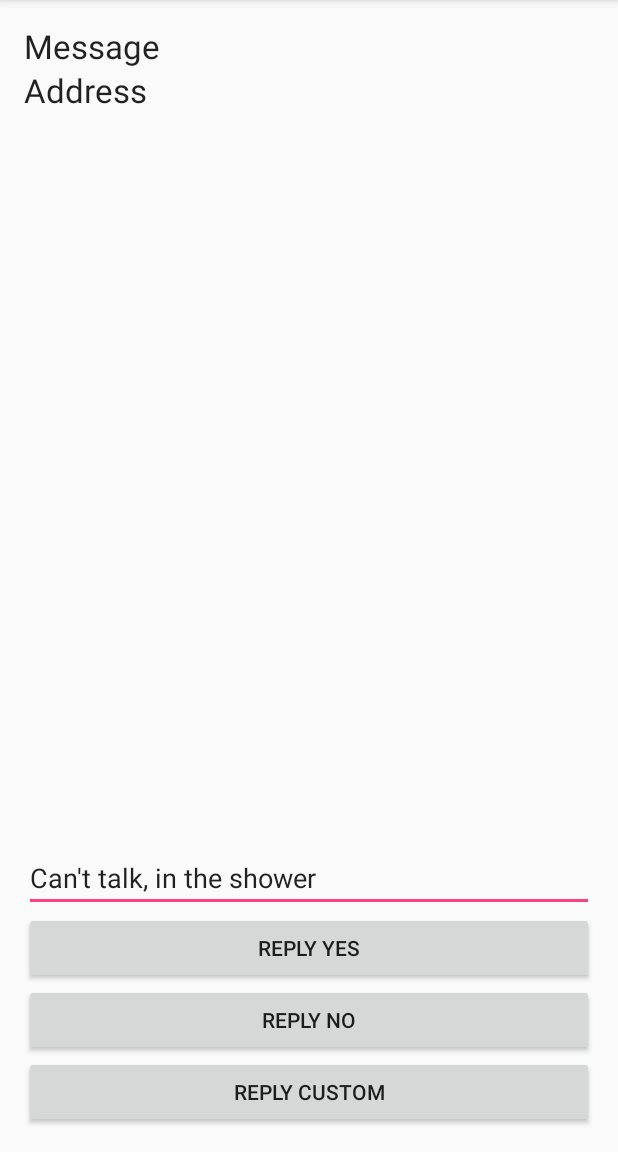
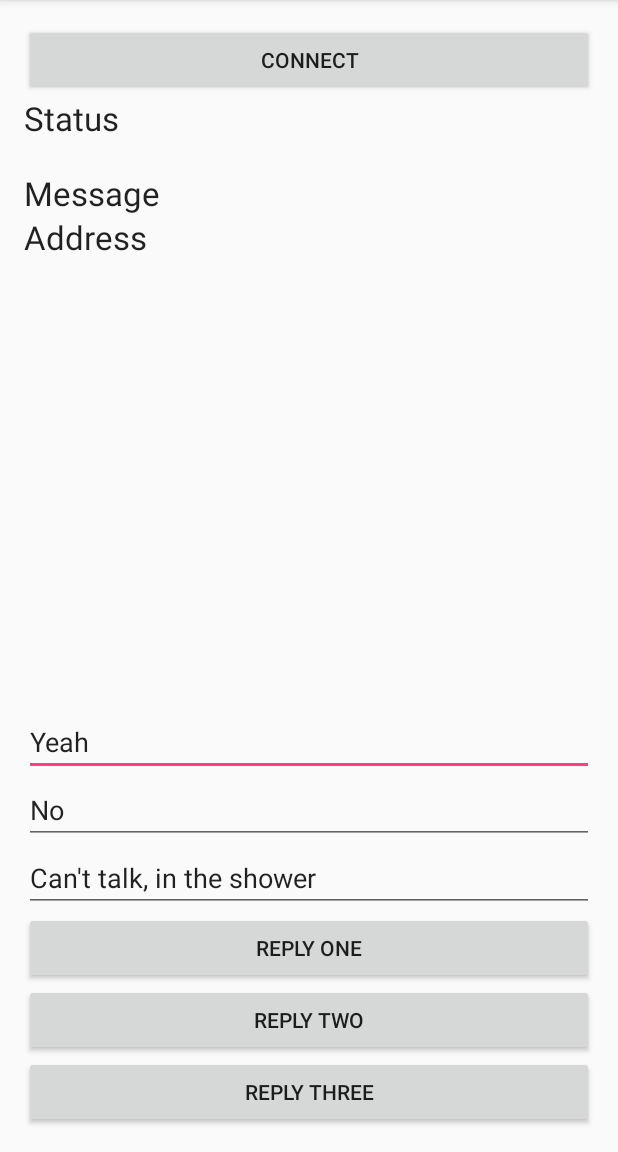
Before and after one commit to justincasali/Device-Controller, an Android app: the screen it shows after launch (MainActivity), on a phone screen of 412 x 824 dp, the part 84-1236 px from its top. Run offline under Robolectric (Android 15) with nearby library versions, the phone set to English and light mode, and no system bars; libraries missing offline, so code that uses them is left out: app.akexorcist.bluetotohspp; 1 statement that could not run was skipped.

Commit message:
Added Bluetooth

```diff
--- a/Android/app/build.gradle
+++ b/Android/app/build.gradle
@@ -24,4 +24,5 @@ dependencies {
     compile fileTree(dir: 'libs', include: ['*.jar'])
     testCompile 'junit:junit:4.12'
     compile 'com.android.support:appcompat-v7:23.2.1'
+    compile 'com.akexorcist:bluetoothspp:1.0.0'
 }
--- a/Android/app/src/main/AndroidManifest.xml
+++ b/Android/app/src/main/AndroidManifest.xml
@@ -4,6 +4,7 @@
 
     <uses-permission android:name="android.permission.RECEIVE_SMS" />
     <uses-permission android:name="android.permission.SEND_SMS" />
+    <activity android:name="app.akexorcist.bluetoothspp.DeviceList" />
 
     <application
         android:allowBackup="true"
--- a/Android/app/src/main/java/ecen/devicecontroller/MainActivity.java
+++ b/Android/app/src/main/java/ecen/devicecontroller/MainActivity.java
@@ -1,5 +1,6 @@
 package ecen.devicecontroller;
 
+import android.app.Activity;
 import android.content.BroadcastReceiver;
 import android.content.Context;
 import android.content.Intent;
@@ -10,24 +11,28 @@ import android.os.Bundle;
 
 import android.telephony.SmsManager;
 import android.telephony.SmsMessage;
-import android.util.Log;
 import android.view.View;
 import android.widget.EditText;
 import android.widget.TextView;
+
+import app.akexorcist.bluetotohspp.library.*;
 
 // Source: http://codetheory.in/android-sms/
 
 public class MainActivity extends AppCompatActivity {
 
+    private BluetoothSPP bluetooth;
+
     private String phoneNumber = null;
     private SmsManager smsManager;
 
-    private TextView textMessage;
-    private TextView textAddress;
-    private EditText textCustom;
+    private TextView textMessage, textAddress, textStatus;
+    private EditText text1, text2, text3;
+
+    // Bool used to check if bluetooth is connected before data is sent
+    boolean isConnected = false;
 
     private IntentFilter filter = new IntentFilter(Telephony.Sms.Intents.SMS_RECEIVED_ACTION);
-    private String TAG = MainActivity.class.getSimpleName();
     private BroadcastReceiver receiver = new BroadcastReceiver() {
         @Override
         public void onReceive(Context context, Intent intent) {
@@ -35,8 +40,6 @@ public class MainActivity extends AppCompatActivity {
             Bundle bundle = intent.getExtras();
 
             SmsMessage[] msgs = null;
-
-            String str = "";
 
             if (bundle != null) {
                 // Retrieve the SMS Messages received
@@ -47,20 +50,23 @@ public class MainActivity extends AppCompatActivity {
                 for (int i=0; i < msgs.length; i++) {
                     // Convert Object array
                     msgs[i] = SmsMessage.createFromPdu((byte[]) pdus[i]);
-                    // Sender's phone number
-                    str += "SMS from " + msgs[i].getOriginatingAddress() + " : ";
-                    // Fetch the text message
-                    str += msgs[i].getMessageBody().toString();
-                    // Newline <img src="http://codetheory.in/wp-includes/images/smilies/simple-smile.png" alt=":-)" class="wp-smiley" style="height: 1em; max-height: 1em;">
-                    str += "\n";
                 }
 
-                // Display the entire SMS Message
-                Log.d(TAG, str);
+                // Index of last message
+                int lastIndex = msgs.length - 1;
 
-                textMessage.setText(msgs[0].getMessageBody());
-                textAddress.setText(msgs[0].getOriginatingAddress());
-                phoneNumber = msgs[0].getOriginatingAddress();
+                // First message in array
+                textMessage.setText(msgs[lastIndex].getMessageBody());
+                textAddress.setText(msgs[lastIndex].getOriginatingAddress());
+                phoneNumber = msgs[lastIndex].getOriginatingAddress();
+
+                if (isConnected) {
+                    byte[] data = {0x74};
+                    bluetooth.send(data, false);
+                    bluetooth.send(msgs[lastIndex].getOriginatingAddress(), false);
+                    bluetooth.send(msgs[lastIndex].getMessageBody(), false);
+                }
+
             }
         }
     };
@@ -69,24 +75,66 @@ public class MainActivity extends AppCompatActivity {
     protected void onCreate(Bundle savedInstanceState) {
         super.onCreate(savedInstanceState);
         setContentView(R.layout.activity_main);
+
         textMessage = (TextView) findViewById(R.id.textMessage);
         textAddress = (TextView) findViewById(R.id.textAddress);
-        textCustom = (EditText) findViewById(R.id.editTextCustom);
+        textStatus = (TextView) findViewById(R.id.textStatus);
+        text1 = (EditText) findViewById(R.id.editText1);
+        text2 = (EditText) findViewById(R.id.editText2);
+        text3 = (EditText) findViewById(R.id.editText3);
 
         this.registerReceiver(receiver, filter);
         smsManager = SmsManager.getDefault();
+
+        bluetooth = new BluetoothSPP(getApplicationContext());
     }
 
-    public void replyYes(View view) {
-        if (phoneNumber != null) smsManager.sendTextMessage(phoneNumber, null, "Yes", null, null);
+    public void onActivityResult(int requestCode, int resultCode, Intent data) {
+        if (requestCode == BluetoothState.REQUEST_CONNECT_DEVICE) {
+            if (resultCode == Activity.RESULT_OK) {
+                bluetooth.setupService();
+                bluetooth.startService(BluetoothState.DEVICE_OTHER);
+                bluetooth.connect(data);
+            }
+        }
     }
 
-    public void replyNo(View view) {
-        if (phoneNumber != null) smsManager.sendTextMessage(phoneNumber, null, "No", null, null);
+    public void connect(View view) {
+        if (!bluetooth.isBluetoothEnabled() || !bluetooth.isBluetoothAvailable()) return;
+        Intent intent = new Intent(getApplicationContext(), DeviceList.class);
+        startActivityForResult(intent, BluetoothState.REQUEST_CONNECT_DEVICE);
+
+        bluetooth.setBluetoothConnectionListener(new BluetoothSPP.BluetoothConnectionListener() {
+            @Override
+            public void onDeviceConnected(String name, String address) {
+                textStatus.setText("Connected");
+                isConnected = true;
+            }
+
+            @Override
+            public void onDeviceDisconnected() {
+                textStatus.setText("Disconnected");
+                isConnected = false;
+            }
+
+            @Override
+            public void onDeviceConnectionFailed() {
+                textStatus.setText("Failed");
+                isConnected = false;
+            }
+        });
     }
 
-    public void replyCustom(View view) {
-        if (phoneNumber != null) smsManager.sendTextMessage(phoneNumber, null, textCustom.getText().toString(), null, null);
+    public void reply1(View view) {
+        if (phoneNumber != null) smsManager.sendTextMessage(phoneNumber, null, text1.getText().toString(), null, null);
+    }
+
+    public void reply2(View view) {
+        if (phoneNumber != null) smsManager.sendTextMessage(phoneNumber, null, text2.getText().toString(), null, null);
+    }
+
+    public void reply3(View view) {
+        if (phoneNumber != null) smsManager.sendTextMessage(phoneNumber, null, text3.getText().toString(), null, null);
     }
 
 }
--- a/Android/app/src/main/res/layout/activity_main.xml
+++ b/Android/app/src/main/res/layout/activity_main.xml
@@ -9,15 +9,36 @@
     android:paddingTop="@dimen/activity_vertical_margin"
     tools:context="ecen.devicecontroller.MainActivity">
 
+    <Button
+        android:layout_width="wrap_content"
+        android:layout_height="wrap_content"
+        android:text="Connect"
+        android:id="@+id/buttonConnect"
+        android:layout_alignParentTop="true"
+        android:layout_alignParentStart="true"
+        android:layout_alignEnd="@+id/editText1"
+        android:onClick="connect" />
+
+    <TextView
+        android:layout_width="wrap_content"
+        android:layout_height="wrap_content"
+        android:textAppearance="?android:attr/textAppearanceLarge"
+        android:text="Status"
+        android:id="@+id/textStatus"
+        android:layout_below="@+id/buttonConnect"
+        android:layout_alignParentStart="true"
+        android:layout_alignEnd="@+id/buttonConnect" />
+
     <TextView
         android:layout_width="wrap_content"
         android:layout_height="wrap_content"
         android:textAppearance="?android:attr/textAppearanceLarge"
         android:text="Message"
         android:id="@+id/textMessage"
-        android:layout_alignParentTop="true"
+        android:layout_marginTop="50dp"
+        android:layout_below="@+id/buttonConnect"
         android:layout_alignParentStart="true"
-        android:layout_alignParentEnd="true" />
+        android:layout_alignEnd="@+id/buttonConnect" />
 
     <TextView
         android:layout_width="wrap_content"
@@ -29,43 +50,62 @@
         android:layout_alignParentStart="true"
         android:layout_alignParentEnd="true" />
 
-    <Button
+    <EditText
         android:layout_width="wrap_content"
         android:layout_height="wrap_content"
-        android:text="Reply Yes"
-        android:id="@+id/buttonReplyYes"
-        android:onClick="replyYes"
-        android:layout_above="@+id/buttonReplyNo"
+        android:id="@+id/editText1"
+        android:layout_above="@+id/editText2"
         android:layout_alignParentStart="true"
-        android:layout_alignParentEnd="true" />
+        android:layout_alignEnd="@+id/editText2"
+        android:text="Yeah" />
+
+    <EditText
+        android:layout_width="wrap_content"
+        android:layout_height="wrap_content"
+        android:id="@+id/editText2"
+        android:layout_above="@+id/editText3"
+        android:layout_alignParentStart="true"
+        android:layout_alignEnd="@+id/editText3"
+        android:text="No" />
+
+    <EditText
+        android:layout_width="wrap_content"
+        android:layout_height="wrap_content"
+        android:id="@+id/editText3"
+        android:layout_above="@+id/buttonReply1"
+        android:layout_alignParentStart="true"
+        android:layout_alignEnd="@+id/buttonReply1"
+        android:text="Can&apos;t talk, in the shower" />
 
     <Button
         android:layout_width="wrap_content"
         android:layout_height="wrap_content"
-        android:text="Reply No"
-        android:id="@+id/buttonReplyNo"
-        android:layout_above="@+id/buttonReplyCustom"
+        android:text="Reply One"
+        android:id="@+id/buttonReply1"
+        android:onClick="reply1"
+        android:layout_above="@+id/buttonReply2"
         android:layout_alignParentStart="true"
-        android:layout_alignParentEnd="true"
-        android:onClick="replyNo" />
+        android:singleLine="true"
+        android:layout_alignEnd="@+id/buttonReply2" />
 
     <Button
         android:layout_width="wrap_content"
         android:layout_height="wrap_content"
-        android:text="Reply Custom"
-        android:id="@+id/buttonReplyCustom"
+        android:text="Reply Two"
+        android:id="@+id/buttonReply2"
+        android:layout_above="@+id/buttonReply3"
+        android:layout_alignParentStart="true"
+        android:onClick="reply2"
+        android:layout_alignEnd="@+id/buttonReply3" />
+
+    <Button
+        android:layout_width="wrap_content"
+        android:layout_height="wrap_content"
+        android:text="Reply Three"
+        android:id="@+id/buttonReply3"
         android:layout_alignParentBottom="true"
         android:layout_alignParentStart="true"
         android:layout_alignParentEnd="true"
-        android:onClick="replyCustom" />
-
-    <EditText
-        android:layout_width="wrap_content"
-        android:layout_height="wrap_content"
-        android:id="@+id/editTextCustom"
-        android:layout_alignParentStart="true"
-        android:layout_alignParentEnd="true"
-        android:text="Can&apos;t talk, in the shower"
-        android:layout_above="@+id/buttonReplyYes" />
+        android:onClick="reply3" />
 
 </RelativeLayout>
```
